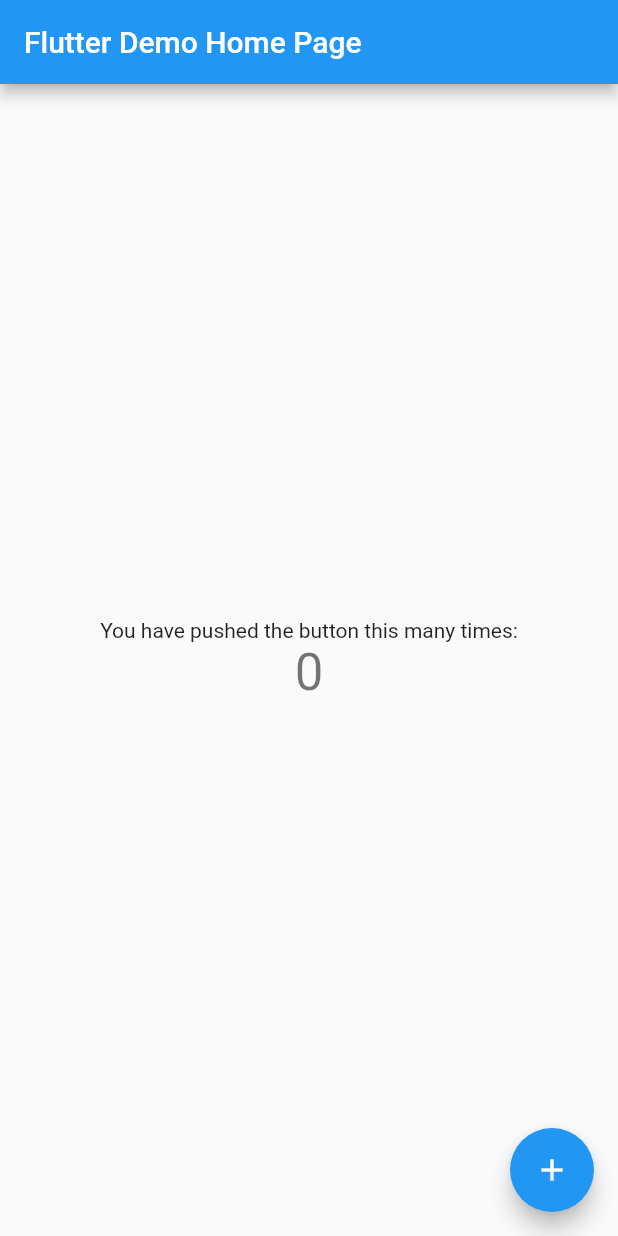
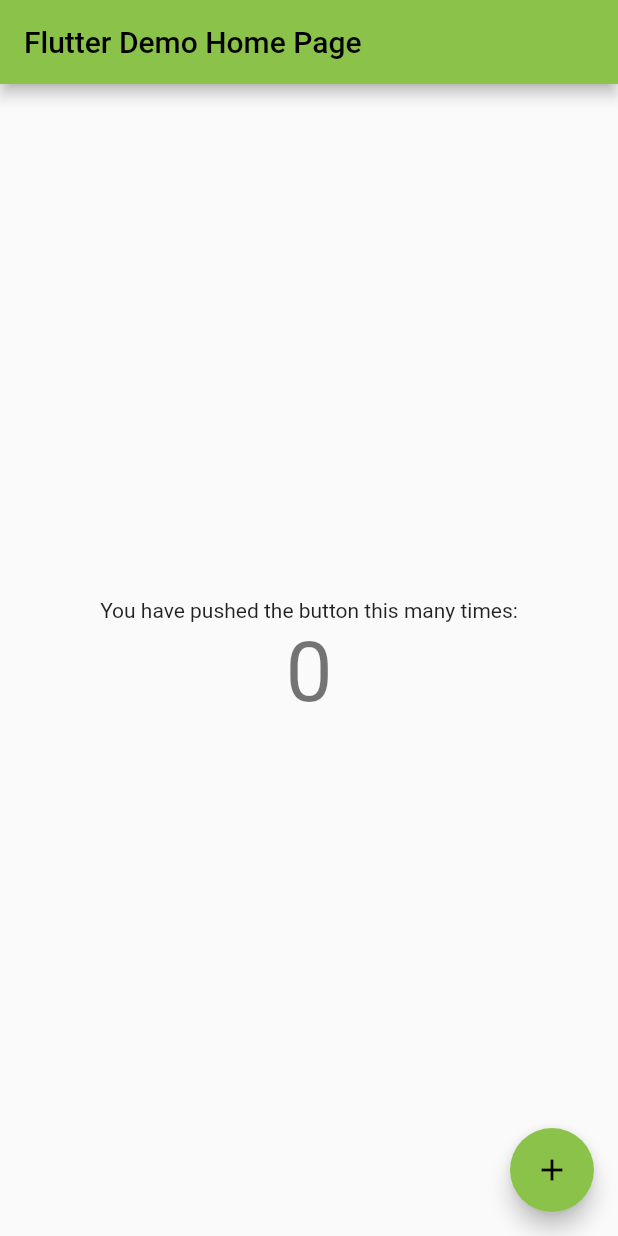
Before and after one commit to AndrewDongminYoo/my-flutter-app-fireship, a Flutter app: the screen it shows after launch, on a phone screen of 412 x 824 dp. Run offline on Flutter 3.47's test engine with Material 2 defaults, Android fonts, the phone set to English and light mode, and no system bars; our stand-ins replace firebase_core; accounts and stored records are empty.

Commit message:
🩹 simple refactor

```diff
--- a/lib/main.dart
+++ b/lib/main.dart
@@ -1,6 +1,4 @@
 import 'package:flutter/material.dart';
-
-// Import the firebase_core plugin
 import 'package:firebase_core/firebase_core.dart';
 
 void main() {
@@ -16,57 +14,28 @@ class MyApp extends StatefulWidget {
 }
 
 class _MyAppState extends State<MyApp> {
-  /// The future is part of the state of our widget. We should not call `initializeApp`
-  /// directly inside [build].
   final Future<FirebaseApp> _initialization = Firebase.initializeApp();
-  // This widget is the root of your application.
   @override
   Widget build(BuildContext context) {
     return FutureBuilder(
       future: _initialization,
-      builder: ((context, snapshot) {
-        if (snapshot.hasError) {
-          return const MaterialApp(
-            home: Center(
-              child: Text(
-                'Error',
-                textDirection: TextDirection.ltr,
-              ),
-            ),
-          );
-        } else if (snapshot.connectionState == ConnectionState.done) {
-          return MaterialApp(
-            key: widget.key,
-            home: const MyHomePage(title: 'Flutter Demo Home Page'),
-          );
-        } else {
-          return const MaterialApp(
-            home: Center(
-              child: CircularProgressIndicator(
-                strokeWidth: 2.0,
-              ),
-            ),
-          );
-        }
-      }),
+      builder: (context, snapshot) {
+        return MaterialApp(
+          key: widget.key,
+          home: const MyHomePage(title: 'Flutter Demo Home Page'),
+          theme: ThemeData(
+            primarySwatch: Colors.lightGreen,
+            // accentColor: Colors.lightGreenAccent
+          ),
+        );
+      },
     );
   }
 }
 
 class MyHomePage extends StatefulWidget {
   const MyHomePage({Key? key, required this.title}) : super(key: key);
-
-  // This widget is the home page of your application. It is stateful, meaning
-  // that it has a State object (defined below) that contains fields that affect
-  // how it looks.
-
-  // This class is the configuration for the state. It holds the values (in this
-  // case the title) provided by the parent (in this case the App widget) and
-  // used by the build method of the State. Fields in a Widget subclass are
-  // always marked "final".
-
   final String title;
-
   @override
   State<MyHomePage> createState() => _MyHomePageState();
 }
@@ -76,50 +45,20 @@ class _MyHomePageState extends State<MyHomePage> {
 
   void _incrementCounter() {
     setState(() {
-      // This call to setState tells the Flutter framework that something has
-      // changed in this State, which causes it to rerun the build method below
-      // so that the display can reflect the updated values. If we changed
-      // _counter without calling setState(), then the build method would not be
-      // called again, and so nothing would appear to happen.
       _counter++;
     });
   }
 
   @override
   Widget build(BuildContext context) {
-    // This method is rerun every time setState is called, for instance as done
-    // by the _incrementCounter method above.
-    //
-    // The Flutter framework has been optimized to make rerunning build methods
-    // fast, so that you can just rebuild anything that needs updating rather
-    // than having to individually change instances of widgets.
     return Scaffold(
       appBar: AppBar(
-        // Here we take the value from the MyHomePage object that was created by
-        // the App.build method, and use it to set our appbar title.
         title: Text(
           widget.title,
-          textDirection: TextDirection.ltr,
         ),
       ),
       body: Center(
-        // Center is a layout widget. It takes a single child and positions it
-        // in the middle of the parent.
         child: Column(
-          // Column is also a layout widget. It takes a list of children and
-          // arranges them vertically. By default, it sizes itself to fit its
-          // children horizontally, and tries to be as tall as its parent.
-          //
-          // Invoke "debug painting" (press "p" in the console, choose the
-          // "Toggle Debug Paint" action from the Flutter Inspector in Android
-          // Studio, or the "Toggle Debug Paint" command in Visual Studio Code)
-          // to see the wireframe for each widget.
-          //
-          // Column has various properties to control how it sizes itself and
-          // how it positions its children. Here we use mainAxisAlignment to
-          // center the children vertically; the main axis here is the vertical
-          // axis because Columns are vertical (the cross axis would be
-          // horizontal).
           mainAxisAlignment: MainAxisAlignment.center,
           children: <Widget>[
             const Text(
@@ -127,7 +66,7 @@ class _MyHomePageState extends State<MyHomePage> {
             ),
             Text(
               '$_counter',
-              style: Theme.of(context).textTheme.headline4,
+              style: Theme.of(context).textTheme.headline2,
             ),
           ],
         ),
@@ -136,7 +75,7 @@ class _MyHomePageState extends State<MyHomePage> {
         onPressed: _incrementCounter,
         tooltip: 'Increment',
         child: const Icon(Icons.add),
-      ), // This trailing comma makes auto-formatting nicer for build methods.
+      ),
     );
   }
 }
```
